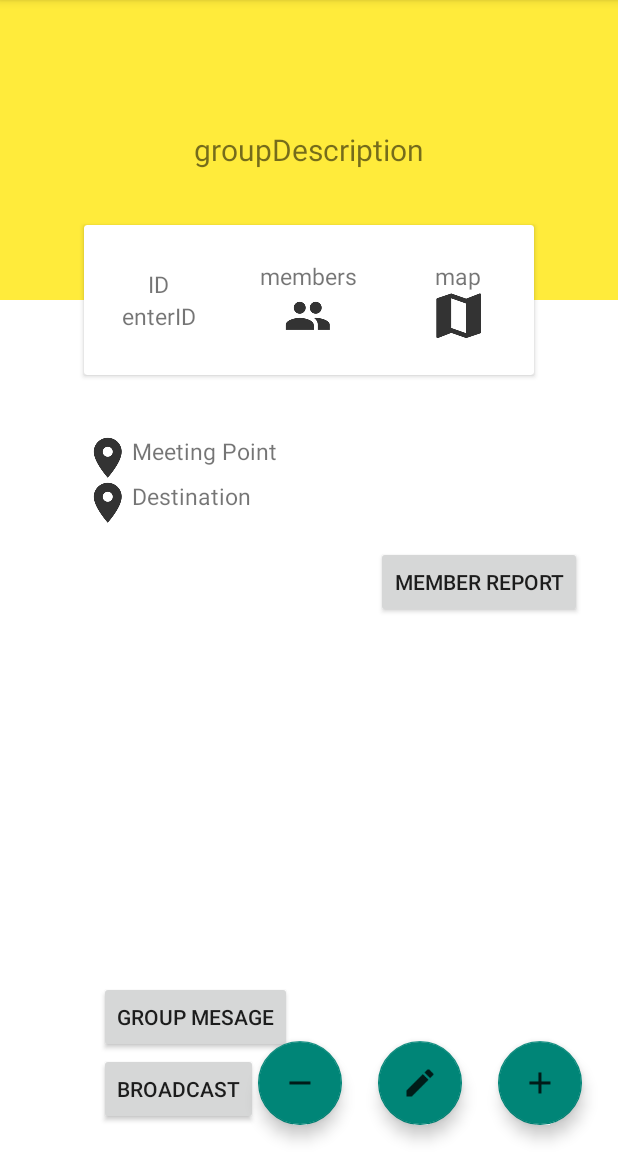
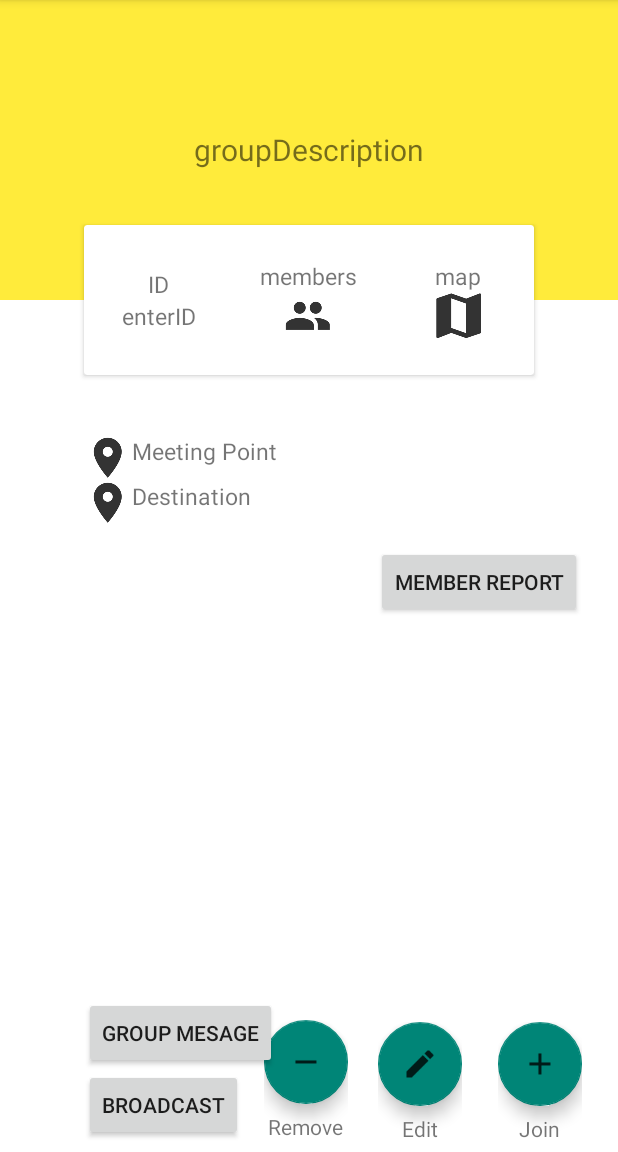
Before and after one commit to flitcher/WalkingSchool, an Android app: the GroupActivity screen opened directly, with no data from a screen before it, on a phone screen of 412 x 824 dp, the part 84-1236 px from its top. Run offline under Robolectric (Android 15) with nearby library versions, the phone set to English and light mode, and no system bars; libraries missing offline, so code that uses them is left out: java.security.acl; network calls fail; 1 statement that could not run was skipped.

Commit message:
finish changing button visibility

```diff
--- a/app/src/main/java/walkingschoolbus/cmpt276/ca/appUI/AditGroup.java
+++ b/app/src/main/java/walkingschoolbus/cmpt276/ca/appUI/AditGroup.java
@@ -92,6 +92,9 @@ public class AditGroup extends AppCompatActivity {
             @Override
             public void onClick(View view) {
                 String groupDescriptionString = groupDescription.getText().toString();
+                walkingGroups.setGroupDescription(groupDescriptionString);
+                if (!startingLat.getText().toString().isEmpty() && !startingLong.getText().toString().isEmpty()
+                        && !destinationLat.getText().toString().isEmpty() && !destinationLong.getText().toString().isEmpty()) {
                     Double startingLatDouble = Double.parseDouble(startingLat.getText().toString());
                     Double startingLongDouble = Double.parseDouble(startingLong.getText().toString());
                     Double destinationLatDouble = Double.parseDouble(destinationLat.getText().toString());
@@ -102,9 +105,9 @@ public class AditGroup extends AppCompatActivity {
                     double[] routeLongArray = new double[2];
                     routeLongArray[0] = startingLongDouble;
                     routeLongArray[1] = destinationLongDouble;
-                walkingGroups.setGroupDescription(groupDescriptionString);
                     walkingGroups.setRouteLatArray(routeLatArray);
                     walkingGroups.setRouteLngArray(routeLongArray);
+                }
                 switch(requestType){
                     case REQUEST_CREATE:
                         walkingGroups.setLeader(myUser);
--- a/app/src/main/java/walkingschoolbus/cmpt276/ca/appUI/GroupActivity.java
+++ b/app/src/main/java/walkingschoolbus/cmpt276/ca/appUI/GroupActivity.java
@@ -48,6 +48,7 @@ import walkingschoolbus.cmpt276.ca.walkingschoolbus.R;
 public class GroupActivity extends AppCompatActivity {
 
     private static final String GROUPID = "walkingschoolbus.cmpt276.ca.appUI-GroupActivity-groupID";
+    private static final String REQUESTCODE = "walkingschoolbus.cmpt276.ca.appUI-GroupActivity-requestCode";
     private static final int REQUEST_CODE_GROUPLIST_REMOVE = 2000;
     private static final int REQUEST_CODE_GROUPLIST_ADD = 1000;
     private ApiInterface proxy;
@@ -57,7 +58,6 @@ public class GroupActivity extends AppCompatActivity {
     private Token token;
     private WalkingGroups walkingGroups;
     List<User> memberList;
-    ListView members;
     private User myUser;
     FloatingActionButton joinMonitorGroup;
     FloatingActionButton joinMeGroup;
@@ -69,6 +69,7 @@ public class GroupActivity extends AppCompatActivity {
     Animation showLayout;
     Animation showLayoutRemove;
     Animation hideLayoutRemove;
+    int requestCode;
     //in app message
     Button broadcast;
     Button groupMessage;
@@ -101,6 +102,39 @@ public class GroupActivity extends AppCompatActivity {
         proxy = ProxyBuilder.getProxy(getString(R.string.apiKey), token.getToken());
         Call<WalkingGroups> caller = proxy.getOneGroup(groupID);
         ProxyBuilder.callProxy(GroupActivity.this, caller, returnedGroup->response(returnedGroup));
+        setVisibility();
+    }
+
+    private void setVisibility() {
+        LinearLayout joinBtnLayout = (LinearLayout) findViewById(R.id.GroupActivity_joinGroupLayout);
+        LinearLayout removeBtnLayout = (LinearLayout) findViewById(R.id.GroupActivity_RemoveBtnLayout);
+        LinearLayout editBtnLayout = (LinearLayout) findViewById(R.id.GroupActivity_EditBtnLayout);
+        switch(requestCode){
+            case 5000: //from all group or accessing from other user's profile
+                editBtnLayout.setVisibility(View.GONE);
+                joinBtnLayout.setVisibility(View.VISIBLE);
+                removeBtnLayout.setVisibility(View.GONE);
+                broadcast.setVisibility(View.GONE);
+                groupMessage.setVisibility(View.GONE);
+                memberReport.setVisibility(View.GONE);
+                break;
+            case 6000: //user is a leader
+                editBtnLayout.setVisibility(View.VISIBLE);
+                joinBtnLayout.setVisibility(View.VISIBLE);
+                removeBtnLayout.setVisibility(View.VISIBLE);
+                broadcast.setVisibility(View.VISIBLE);
+                groupMessage.setVisibility(View.VISIBLE);
+                memberReport.setVisibility(View.GONE);
+                break;
+            case 7000: //user is a member
+                editBtnLayout.setVisibility(View.GONE);
+                joinBtnLayout.setVisibility(View.VISIBLE);
+                removeBtnLayout.setVisibility(View.VISIBLE);
+                broadcast.setVisibility(View.GONE);
+                groupMessage.setVisibility(View.VISIBLE);
+                memberReport.setVisibility(View.VISIBLE);
+                break;
+        }
     }
 
     private void response(WalkingGroups returnedWalkingGroups) {
@@ -357,11 +391,13 @@ public class GroupActivity extends AppCompatActivity {
     private void extract_intent() {
         Intent intent = getIntent();
         groupID = intent.getLongExtra(GROUPID, -1);
+        requestCode = intent.getIntExtra(REQUESTCODE, -1);
     }
 
-    public static Intent makeIntent(Context context, Long groupId){
+    public static Intent makeIntent(Context context, Long groupId, int requestCode){
         Intent intent = new Intent(context, GroupActivity.class);
         intent.putExtra(GROUPID, groupId);
+        intent.putExtra(REQUESTCODE, requestCode);
         return intent;
     }
 
--- a/app/src/main/java/walkingschoolbus/cmpt276/ca/appUI/MapsActivity.java
+++ b/app/src/main/java/walkingschoolbus/cmpt276/ca/appUI/MapsActivity.java
@@ -122,7 +122,7 @@ public class MapsActivity extends FragmentActivity implements OnMapReadyCallback
                    mMap.setOnMarkerDragListener(new GoogleMap.OnMarkerDragListener() {
                        @Override
                        public void onMarkerDragStart(Marker marker) {
-                           Intent intent = GroupActivity.makeIntent(MapsActivity.this, groups.getId());
+                           Intent intent = GroupActivity.makeIntent(MapsActivity.this, groups.getId(), 5000);
                            startActivity(intent);
                        }
 
--- a/app/src/main/java/walkingschoolbus/cmpt276/ca/fragment/MainActivity_group_fragment.java
+++ b/app/src/main/java/walkingschoolbus/cmpt276/ca/fragment/MainActivity_group_fragment.java
@@ -63,7 +63,7 @@ public class MainActivity_group_fragment extends Fragment {
             public void onItemClick(AdapterView<?> adapterView, View view, int position, long l) {
                 WalkingGroups itemSelected = allGroups.get(position);
                 Long groupId = itemSelected.getId();
-                Intent intent = GroupActivity.makeIntent(getContext(), groupId);
+                Intent intent = GroupActivity.makeIntent(getContext(), groupId, 5000);
                 startActivity(intent);
             }
         });
--- a/app/src/main/java/walkingschoolbus/cmpt276/ca/fragment/ProfileGroup_leader_fragement.java
+++ b/app/src/main/java/walkingschoolbus/cmpt276/ca/fragment/ProfileGroup_leader_fragement.java
@@ -106,7 +106,7 @@ public class ProfileGroup_leader_fragement extends Fragment {
             public void onItemClick(AdapterView<?> adapterView, View view, int position, long l) {
                 WalkingGroups itemSelected = leaderGroup.get(position);
                 Long groupId = itemSelected.getId();
-                Intent intent = GroupActivity.makeIntent(context, groupId);
+                Intent intent = GroupActivity.makeIntent(context, groupId, 6000);
                 startActivity(intent);
             }
         });
--- a/app/src/main/java/walkingschoolbus/cmpt276/ca/fragment/ProfileGroup_member_fragment.java
+++ b/app/src/main/java/walkingschoolbus/cmpt276/ca/fragment/ProfileGroup_member_fragment.java
@@ -76,7 +76,7 @@ public class ProfileGroup_member_fragment extends Fragment {
             public void onItemClick(AdapterView<?> adapterView, View view, int position, long l) {
                 WalkingGroups itemSelected = memberGroup.get(position);
                 Long groupId = itemSelected.getId();
-                Intent intent = GroupActivity.makeIntent(context, groupId);
+                Intent intent = GroupActivity.makeIntent(context, groupId, 7000);
                 startActivity(intent);
             }
         });
--- a/app/src/main/res/layout/activity_group.xml
+++ b/app/src/main/res/layout/activity_group.xml
@@ -108,30 +108,57 @@
         android:text="@string/Destination"
         android:textSize="15sp" />
 
-    <android.support.design.widget.FloatingActionButton
-        android:id="@+id/GroupActivity_joinGroup"
+    <LinearLayout
         android:layout_width="wrap_content"
         android:layout_height="wrap_content"
+        android:orientation="vertical"
         android:layout_alignParentBottom="true"
         android:layout_alignParentEnd="true"
         android:layout_alignParentRight="true"
-        android:layout_marginBottom="18dp"
+        android:layout_marginBottom="6dp"
         android:layout_marginEnd="24dp"
         android:layout_marginRight="24dp"
-        android:clickable="true"
-        app:srcCompat="@drawable/ic_add" />
+        android:id="@+id/GroupActivity_joinGroupLayout">
 
-    <android.support.design.widget.FloatingActionButton
-        android:id="@+id/GroupActivity_EditBtn"
+        <android.support.design.widget.FloatingActionButton
+            android:id="@+id/GroupActivity_joinGroup"
+            android:layout_width="wrap_content"
+            android:layout_height="wrap_content"
+            android:clickable="true"
+            app:srcCompat="@drawable/ic_add"
+            android:layout_gravity="center"/>
+        <TextView
+            android:layout_width="wrap_content"
+            android:layout_height="wrap_content"
+            android:text="Join"
+            android:layout_gravity="center"
+            android:layout_marginTop="5dp" />
+    </LinearLayout>
+
+    <LinearLayout
         android:layout_width="wrap_content"
         android:layout_height="wrap_content"
+        android:orientation="vertical"
         android:layout_alignParentBottom="true"
-        android:layout_marginBottom="18dp"
+        android:layout_marginBottom="6dp"
         android:layout_marginRight="24dp"
-        android:layout_toLeftOf="@id/GroupActivity_joinGroup"
-        android:layout_weight="1"
-        android:clickable="true"
-        android:src="@drawable/ic_edit" />
+        android:layout_toLeftOf="@id/GroupActivity_joinGroupLayout"
+        android:id="@+id/GroupActivity_EditBtnLayout">
+
+        <android.support.design.widget.FloatingActionButton
+            android:id="@+id/GroupActivity_EditBtn"
+            android:layout_width="wrap_content"
+            android:layout_height="wrap_content"
+            android:clickable="true"
+            android:src="@drawable/ic_edit"
+            android:layout_gravity="center"/>
+        <TextView
+            android:layout_width="wrap_content"
+            android:layout_height="wrap_content"
+            android:text="Edit"
+            android:layout_marginTop="5dp"
+            android:layout_gravity="center"/>
+    </LinearLayout>
 
     <LinearLayout
         android:id="@+id/GroupActivity_joinMeLayout"
@@ -171,7 +198,7 @@
         android:visibility="gone"
         android:layout_height="wrap_content"
         android:orientation="horizontal"
-        android:layout_above="@id/GroupActivity_joinGroup"
+        android:layout_above="@id/GroupActivity_joinGroupLayout"
         android:layout_alignParentEnd="true"
         android:layout_alignParentRight="true"
         android:layout_marginBottom="10dp"
@@ -197,16 +224,29 @@
             android:backgroundTint="@color/colorPrimary"/>
     </LinearLayout>
 
-    <android.support.design.widget.FloatingActionButton
-        android:id="@+id/GroupActivity_RemoveBtn"
+    <LinearLayout
         android:layout_width="wrap_content"
         android:layout_height="wrap_content"
-        android:layout_toLeftOf="@+id/GroupActivity_EditBtn"
-        android:layout_marginRight="24dp"
+        android:orientation="vertical"
+        android:layout_toLeftOf="@+id/GroupActivity_EditBtnLayout"
+        android:layout_marginRight="20dp"
         android:layout_alignParentBottom="true"
-        android:layout_marginBottom="18dp"
-        android:src="@drawable/ic_remove"
-        android:clickable="true"/>
+        android:layout_marginBottom="7dp"
+        android:id="@+id/GroupActivity_RemoveBtnLayout">
+        <android.support.design.widget.FloatingActionButton
+            android:id="@+id/GroupActivity_RemoveBtn"
+            android:layout_width="wrap_content"
+            android:layout_height="wrap_content"
+            android:src="@drawable/ic_remove"
+            android:clickable="true"
+            android:layout_gravity="center"/>
+        <TextView
+            android:layout_width="wrap_content"
+            android:layout_height="wrap_content"
+            android:text="Remove"
+            android:layout_marginTop="5dp"
+            android:layout_gravity="center"/>
+    </LinearLayout>
 
     <LinearLayout
         android:id="@+id/GroupActivity_removeMeLayout"
@@ -215,7 +255,7 @@
         android:layout_height="wrap_content"
         android:orientation="horizontal"
         android:layout_above="@id/GroupActivity_removeMonitorLayout"
-        android:layout_alignRight="@id/GroupActivity_RemoveBtn"
+        android:layout_alignRight="@id/GroupActivity_RemoveBtnLayout"
         android:layout_marginBottom="10dp">
 
         <TextView
@@ -243,8 +283,8 @@
         android:visibility="gone"
         android:layout_height="wrap_content"
         android:orientation="horizontal"
-        android:layout_above="@id/GroupActivity_RemoveBtn"
-        android:layout_alignRight="@id/GroupActivity_RemoveBtn"
+        android:layout_above="@id/GroupActivity_RemoveBtnLayout"
+        android:layout_alignRight="@id/GroupActivity_RemoveBtnLayout"
         android:layout_marginBottom="10dp">
 
         <TextView
@@ -270,9 +310,9 @@
         android:id="@+id/GroupActitvity_BoardcastMessage"
         android:layout_width="wrap_content"
         android:layout_height="wrap_content"
-        android:layout_alignBottom="@+id/GroupActivity_RemoveBtn"
-        android:layout_toLeftOf="@+id/GroupActivity_RemoveBtn"
-        android:layout_toStartOf="@+id/GroupActivity_RemoveBtn"
+        android:layout_alignBottom="@+id/GroupActivity_RemoveBtnLayout"
+        android:layout_alignLeft="@+id/GroupActitvity_groupMessage"
+        android:layout_alignStart="@+id/GroupActitvity_groupMessage"
         android:text="broadcast" />
 
     <Button
@@ -280,16 +320,16 @@
         android:layout_width="wrap_content"
         android:layout_height="wrap_content"
         android:layout_above="@+id/GroupActitvity_BoardcastMessage"
-        android:layout_alignLeft="@+id/GroupActitvity_BoardcastMessage"
-        android:layout_alignStart="@+id/GroupActitvity_BoardcastMessage"
+        android:layout_alignLeft="@+id/GroupActivity_Destination"
+        android:layout_alignStart="@+id/GroupActivity_Destination"
         android:text="Group Mesage" />
 
     <Button
         android:id="@+id/GroupActivity_memberReport"
         android:layout_width="wrap_content"
         android:layout_height="wrap_content"
-        android:layout_alignEnd="@+id/GroupActivity_joinGroup"
-        android:layout_alignRight="@+id/GroupActivity_joinGroup"
+        android:layout_alignEnd="@+id/GroupActivity_joinGroupLayout"
+        android:layout_alignRight="@+id/GroupActivity_joinGroupLayout"
         android:layout_below="@+id/GroupActivity_Destination"
         android:layout_marginTop="14dp"
         android:text="member report" />
--- a/app/src/main/res/values/strings.xml
+++ b/app/src/main/res/values/strings.xml
@@ -64,6 +64,7 @@
     <string name="message">Message</string>
     <string name="title_activity_message_home">MessageHomeActivity</string>
     <string name="title_activity_read_message">readMessageActivity</string>
-
+    <string name="adit_group_info">Input all of the latitude and longitude section.</string>
+    <string name="adit_group_info_2">Or it is not going to store latitude and longitude</string>
 
 </resources>
```
Also changed, not shown: app/src/main/res/layout/activity_adit_group.xml (+18 -0 lines). Lines whose indentation alone changed are shown as unchanged.
